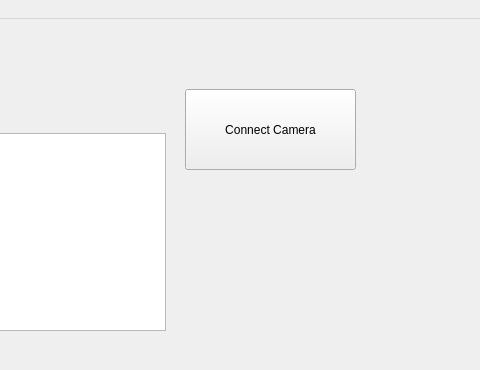
Above: prototip1/main_window.ui from selmanterzioglu/kiz-bocegi-tika before the change; both pictures show x 675 to 1155 and y 0 to 370 of the 1155 by 860 pixel window. Below: the same form after it.
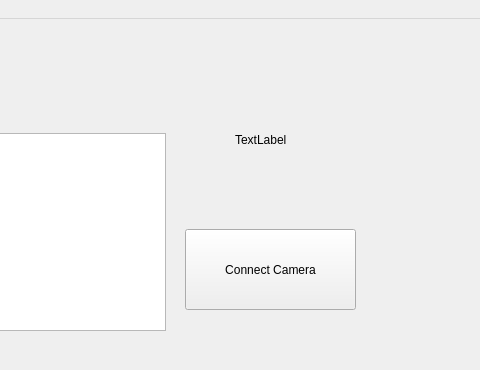
That is the form after the change.

```diff
--- a/prototip1/main_window.ui
+++ b/prototip1/main_window.ui
@@ -18,7 +18,7 @@
     <property name="geometry">
      <rect>
       <x>860</x>
-      <y>70</y>
+      <y>210</y>
       <width>171</width>
       <height>81</height>
      </rect>
@@ -27,7 +27,20 @@
      <string>Connect Camera</string>
     </property>
    </widget>
-   <widget class="QWidget" name="">
+   <widget class="QLabel" name="label">
+    <property name="geometry">
+     <rect>
+      <x>910</x>
+      <y>110</y>
+      <width>85</width>
+      <height>22</height>
+     </rect>
+    </property>
+    <property name="text">
+     <string>TextLabel</string>
+    </property>
+   </widget>
+   <widget class="QWidget" name="layoutWidget">
     <property name="geometry">
      <rect>
       <x>40</x>
```
Left out of the diff: 2 changed lines with no effect on the pictures.
